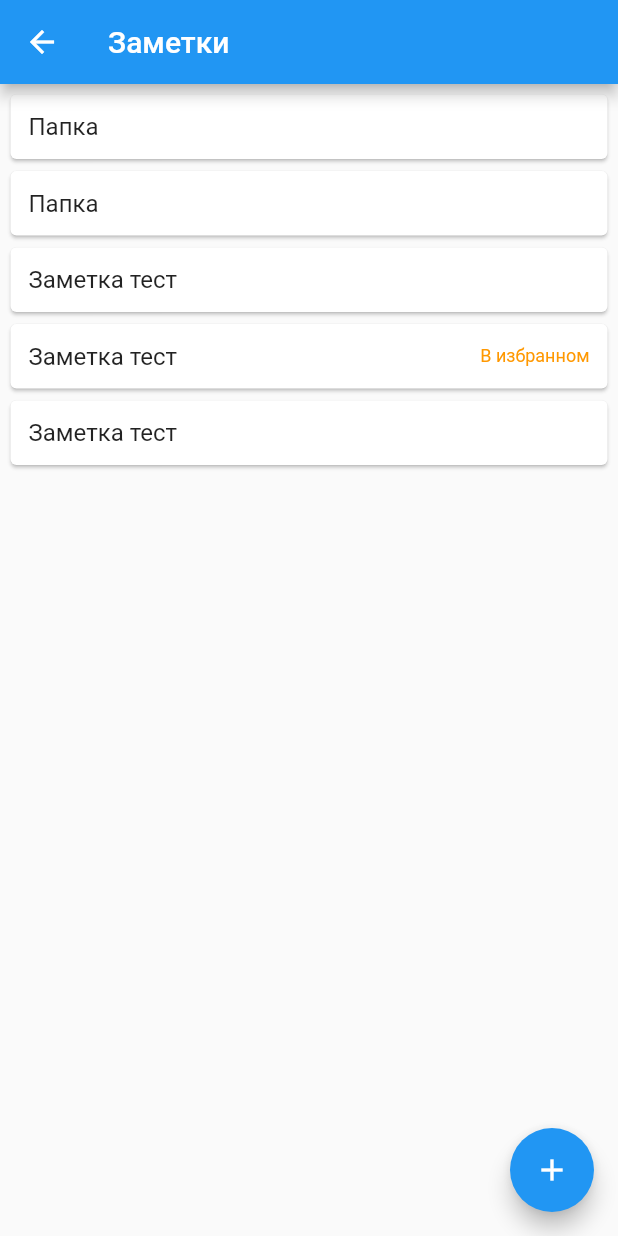
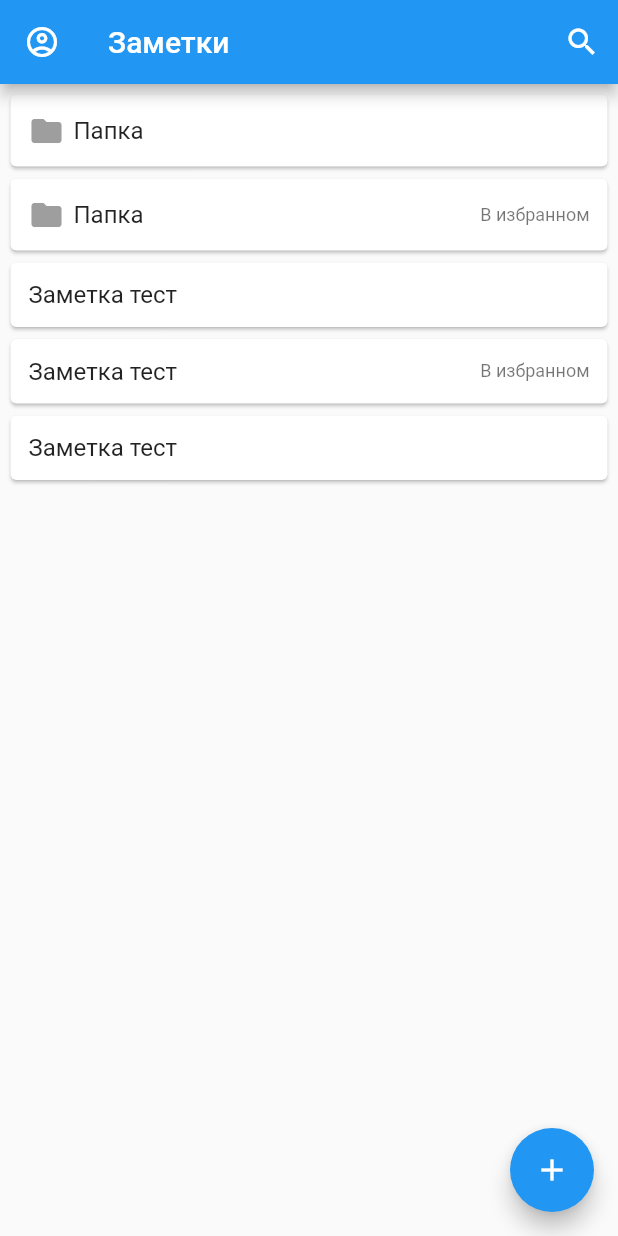
Before and after one commit to ksydex/uni_note, a Flutter app: the HomePage screen opened by its route, on a phone screen of 412 x 824 dp. Run offline on Flutter 3.47's test engine with Material 2 defaults, Android fonts, the phone set to English and light mode, and no system bars; drawn by our look-alikes of flutter_slidable; our stand-ins replace auto_route, bloc, bloc_concurrency, flutter_bloc, flutter_hooks, freezed_annotation and 6 more.

Commit message:
added note form page

```diff
--- a/lib/domain/groups/group.dart
+++ b/lib/domain/groups/group.dart
@@ -8,5 +8,6 @@ class Group {
 
   Group({required this.id, required this.name, required this.isFavorite});
 
-  factory Group.test() => Group(id: 1, name: 'Папка', isFavorite: false);
+  factory Group.test([bool isFavorite = false]) =>
+      Group(id: 1, name: 'Папка', isFavorite: isFavorite);
 }
--- a/lib/domain/notes/note.dart
+++ b/lib/domain/notes/note.dart
@@ -19,4 +19,7 @@ class Note {
       name: 'Заметка тест',
       body: 'Заметка тело',
       isFavorite: isFavorite);
+
+  factory Note.empty([bool isFavorite = false]) =>
+      Note(id: 0, name: '', body: '', isFavorite: false);
 }
--- a/lib/presentation/pages/home/home_page.dart
+++ b/lib/presentation/pages/home/home_page.dart
@@ -1,7 +1,10 @@
+import 'package:auto_route/auto_route.dart';
 import 'package:flutter/material.dart';
 import 'package:todo_list/domain/groups/group.dart';
 import 'package:todo_list/domain/notes/note.dart';
 import 'package:todo_list/presentation/constants/indents.dart';
+import 'package:todo_list/presentation/pages/tasks/widgets/search_button.dart';
+import 'package:todo_list/presentation/routes/router.gr.dart';
 import 'package:todo_list/presentation/shared/groups/group_list_view.dart';
 import 'package:todo_list/presentation/shared/notes/note_list_view.dart';
 
@@ -13,10 +16,12 @@ class HomePage extends StatelessWidget {
     return Scaffold(
       appBar: AppBar(
         title: const Text('Заметки'),
+        leading: IconButton(
+            icon: const Icon(Icons.account_circle_outlined), onPressed: () {}),
         actions: const [
-          // SearchButton(),
+          SearchButton(),
           // FilterButton(),
-          // SignOutButton(),th
+          // SignOutButton(),
         ],
       ),
       body: const Padding(
@@ -24,9 +29,7 @@ class HomePage extends StatelessWidget {
         child: _NotesOverview(),
       ),
       floatingActionButton: FloatingActionButton(
-        onPressed: () => {
-          // AutoRouter.of(context).push(TaskFormRoute());
-        },
+        onPressed: () => AutoRouter.of(context).push(NoteFormRoute()),
         child: const Icon(Icons.add),
       ),
     );
@@ -39,7 +42,7 @@ class _NotesOverview extends StatelessWidget {
   @override
   Widget build(BuildContext context) {
     final notes = <Note>[Note.test(), Note.test(true), Note.test()];
-    final groups = <Group>[Group.test(), Group.test()];
+    final groups = <Group>[Group.test(), Group.test(true)];
     return ListView(
       children: [
         GroupListView(groups: groups),
--- a/lib/presentation/routes/router.dart
+++ b/lib/presentation/routes/router.dart
@@ -1,5 +1,6 @@
 import 'package:auto_route/annotations.dart';
 import 'package:todo_list/presentation/pages/home/home_page.dart';
+import 'package:todo_list/presentation/pages/notes/note_form_page.dart';
 import 'package:todo_list/presentation/pages/sign_in/sign_in_page.dart';
 import 'package:todo_list/presentation/pages/splash/splash_page.dart';
 import 'package:todo_list/presentation/pages/tasks/task_form_page.dart';
@@ -15,6 +16,7 @@ import 'package:todo_list/presentation/pages/tasks/tasks_overview_page.dart';
   MaterialRoute(path: '/tasks', page: TasksOverviewPage),
   MaterialRoute(path: '/task/:id', page: TaskFormPage),
 
-  MaterialRoute(path: '/note', page: HomePage)
+  MaterialRoute(path: '/', page: HomePage),
+  MaterialRoute(path: '/note/:id', page: NoteFormPage)
 ])
 class $Router {}
--- a/lib/presentation/shared/groups/group_card/group_card.dart
+++ b/lib/presentation/shared/groups/group_card/group_card.dart
@@ -1,5 +1,6 @@
 import 'package:flutter/material.dart';
 import 'package:flutter_slidable/flutter_slidable.dart';
+import 'package:todo_list/presentation/constants/indents.dart';
 import 'package:todo_list/presentation/shared/groups/group_card/pane/group_action_pane.dart';
 import 'package:todo_list/presentation/shared/groups/group_inherited.dart';
 
@@ -27,11 +28,17 @@ class GroupCard extends StatelessWidget {
                   crossAxisAlignment: CrossAxisAlignment.center,
                   mainAxisSize: MainAxisSize.max,
                   children: [
-                    Text(group.name, style: theme.textTheme.titleMedium),
+                    Row(
+                      children: [
+                        const Padding(
+                          padding: EdgeInsets.only(right: Indents.md),
+                          child: Icon(Icons.folder),
+                        ),
+                        Text(group.name, style: theme.textTheme.titleMedium),
+                      ],
+                    ),
                     if (group.isFavorite)
-                      Text("В избранном",
-                          style: theme.textTheme.bodySmall!
-                              .copyWith(color: Colors.orange))
+                      Text("В избранном", style: theme.textTheme.bodySmall)
                   ],
                 ),
               ))),
--- a/lib/presentation/shared/notes/note_card/note_card.dart
+++ b/lib/presentation/shared/notes/note_card/note_card.dart
@@ -29,9 +29,7 @@ class NoteCard extends StatelessWidget {
                   children: [
                     Text(note.name, style: theme.textTheme.titleMedium),
                     if (note.isFavorite)
-                      Text("В избранном",
-                          style: theme.textTheme.bodySmall!
-                              .copyWith(color: Colors.orange))
+                      Text("В избранном", style: theme.textTheme.bodySmall)
                   ],
                 ),
               ))),
```
Also changed, not shown: lib/application/notes/task_form/note_form_cubit.dart (added, +35 -0 lines), lib/application/notes/task_form/note_form_state.dart (added, +20 -0 lines), lib/main.dart (+4 -4 lines), lib/presentation/pages/notes/note_form_page.dart (added, +132 -0 lines), lib/application/notes/task_form/note_form_cubit.freezed.dart (added), lib/injection.config.dart, lib/presentation/routes/router.gr.dart.
